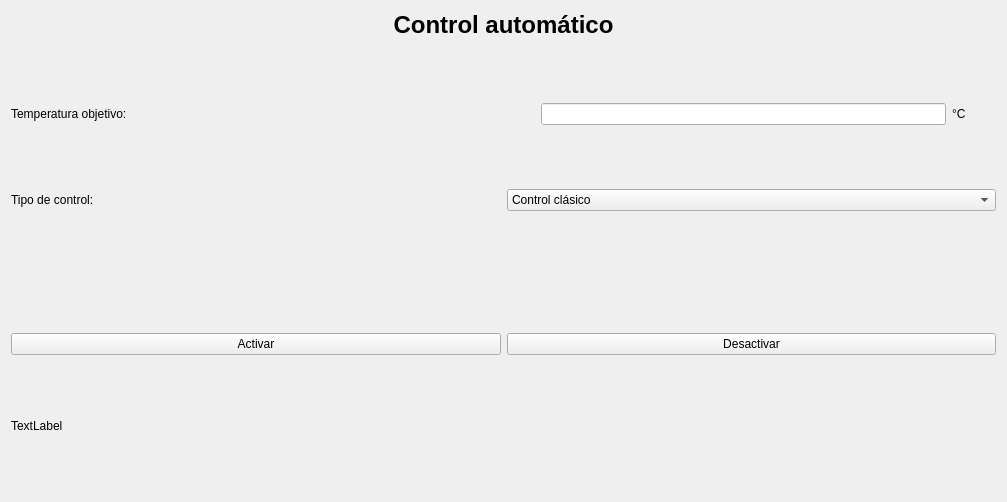
Above: src/view/automatic_control_tab_view.ui from martincrxz/induction-heater-software before the change. Below: the same form after it.
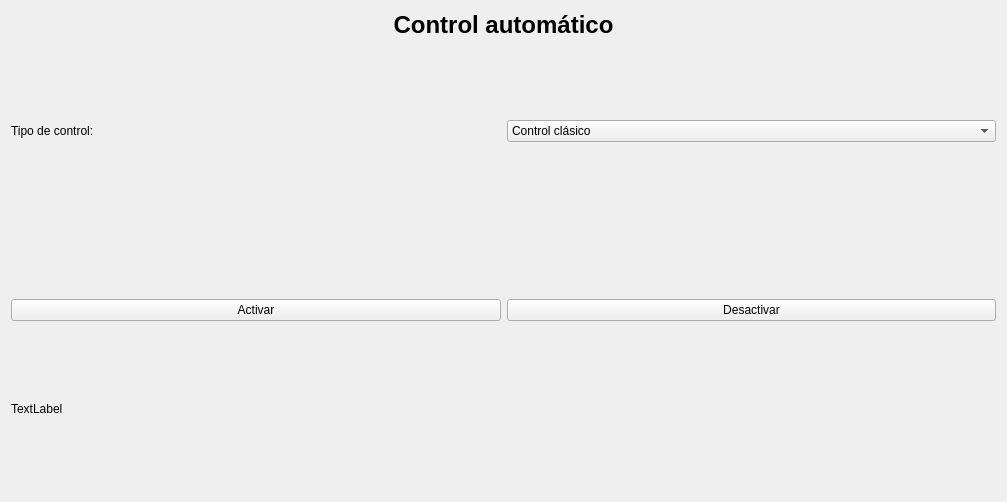
That is the form after the change.

Commit message: cambio visual en las vistas de control. Para adaptar al futuro control por archivo

```diff
--- a/src/view/automatic_control_tab_view.ui
+++ b/src/view/automatic_control_tab_view.ui
@@ -42,72 +42,6 @@
        </property>
       </spacer>
      </item>
-     <item>
-      <layout class="QHBoxLayout" name="horizontalLayout_2">
-       <item>
-        <widget class="QLabel" name="targetTemperatureLabel">
-         <property name="text">
-          <string>Temperatura objetivo: </string>
-         </property>
-        </widget>
-       </item>
-       <item>
-        <spacer name="horizontalSpacer">
-         <property name="orientation">
-          <enum>Qt::Horizontal</enum>
-         </property>
-         <property name="sizeType">
-          <enum>QSizePolicy::Expanding</enum>
-         </property>
-         <property name="sizeHint" stdset="0">
-          <size>
-           <width>40</width>
-           <height>20</height>
-          </size>
-         </property>
-        </spacer>
-       </item>
-       <item>
-        <widget class="QLineEdit" name="targetTemperatureTextEdit"/>
-       </item>
-       <item>
-        <widget class="QLabel" name="targetTemperatureUnitLabel">
-         <property name="text">
-          <string>°C</string>
-         </property>
-        </widget>
-       </item>
-       <item>
-        <spacer name="horizontalSpacer_2">
-         <property name="orientation">
-          <enum>Qt::Horizontal</enum>
-         </property>
-         <property name="sizeType">
-          <enum>QSizePolicy::Fixed</enum>
-         </property>
-         <property name="sizeHint" stdset="0">
-          <size>
-           <width>30</width>
-           <height>20</height>
-          </size>
-         </property>
-        </spacer>
-       </item>
-      </layout>
-     </item>
-     <item>
-      <spacer name="verticalSpacer">
-       <property name="orientation">
-        <enum>Qt::Vertical</enum>
-       </property>
-       <property name="sizeHint" stdset="0">
-        <size>
-         <width>20</width>
-         <height>40</height>
-        </size>
-       </property>
-      </spacer>
-     </item>
      <item>
       <layout class="QHBoxLayout" name="horizontalLayout_3">
        <item>
```
The commit also changes 10 other files.
